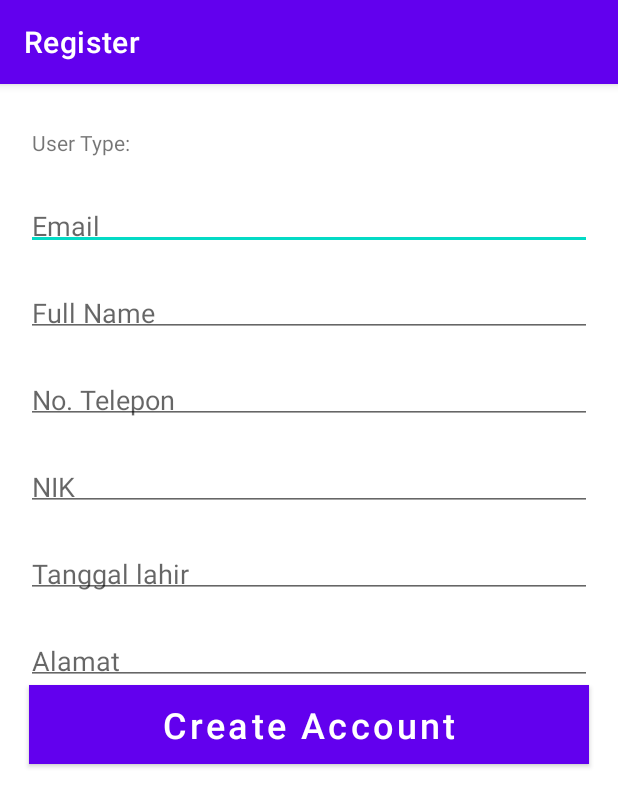
After one commit to szwtron/isihape, an Android app: the RegisterPage2 screen opened directly, with no data from a screen before it, on a phone screen of 412 x 824 dp. The commit adds this screen. Shown: the top 807 px of the screen. Run offline under Robolectric (Android 15) with nearby library versions, the phone set to English and light mode, and no system bars; our stand-ins replace Firebase (no records; nobody signed in at launch, a user with empty details on screens opened directly).

Commit message:
Add register page 2

```diff
--- a/app/src/main/AndroidManifest.xml
+++ b/app/src/main/AndroidManifest.xml
@@ -11,6 +11,9 @@
         android:roundIcon="@mipmap/ic_launcher_round"
         android:supportsRtl="true"
         android:theme="@style/Theme.Isihape">
+        <activity
+            android:name=".RegisterPage2"
+            android:exported="true" />
         <activity
             android:name=".TambahDokter"
             android:exported="true" />
--- a/app/src/main/java/id/ac/umn/isihape/RegisterPage.java
+++ b/app/src/main/java/id/ac/umn/isihape/RegisterPage.java
@@ -79,36 +79,18 @@ public class RegisterPage extends AppCompatActivity {
         if(TextUtils.isEmpty(email)){
             Toast.makeText(this, "Please enter email. . .", Toast.LENGTH_SHORT).show();
         }
-        if(TextUtils.isEmpty(password)){
+        else if(TextUtils.isEmpty(password)){
             Toast.makeText(this, "Please enter password. . .", Toast.LENGTH_SHORT).show();
         }
+        else if(TextUtils.isEmpty(userType)){
+            Toast.makeText(this, "Please choose user type. . .", Toast.LENGTH_SHORT).show();
+        }
         else {
-            loadingBar.setTitle("Creating new account");
-            loadingBar.setMessage("Please wait, while we are creating new account for you. . .");
-            loadingBar.setCanceledOnTouchOutside(true);
-            loadingBar.show();
-
-            mAuth.createUserWithEmailAndPassword(email, password).addOnCompleteListener(new OnCompleteListener<AuthResult>() {
-                @Override
-                public void onComplete(@NonNull Task<AuthResult> task) {
-                    if(task.isSuccessful()){
-                        Log.d("database", RootRef.getRoot().toString());
-                        String currentUserID = mAuth.getCurrentUser().getUid();
-                        HashMap<String, String> usersMap = new HashMap<>();
-                        usersMap.put("userType", userType);
-
-                        RootRef.child("Users").child(currentUserID).setValue(usersMap);
-
-                        SendUserToMainActivity();
-                        Toast.makeText(RegisterPage.this, "Account created successfuly", Toast.LENGTH_SHORT).show();
-                        loadingBar.dismiss();
-                    } else {
-                        String message = task.getException().toString();
-                        Toast.makeText(RegisterPage.this, "Error: " + message, Toast.LENGTH_LONG).show();
-                        loadingBar.dismiss();
-                    }
-                }
-            });
+            Intent myIntent = new Intent(this, RegisterPage2.class);
+            myIntent.putExtra("email",email);
+            myIntent.putExtra("password",password);
+            myIntent.putExtra("userType",userType);
+            startActivity(myIntent);
         }
     }
 
--- /dev/null
+++ b/app/src/main/java/id/ac/umn/isihape/RegisterPage2.java
@@ -0,0 +1,177 @@
+package id.ac.umn.isihape;
+
+import androidx.annotation.NonNull;
+import androidx.appcompat.app.AppCompatActivity;
+
+import android.app.DatePickerDialog;
+import android.app.ProgressDialog;
+import android.content.Intent;
+import android.os.Bundle;
+import android.text.Editable;
+import android.text.TextUtils;
+import android.text.TextWatcher;
+import android.util.Log;
+import android.view.View;
+import android.widget.Button;
+import android.widget.DatePicker;
+import android.widget.EditText;
+import android.widget.TextView;
+import android.widget.Toast;
+
+import com.google.android.gms.tasks.OnCompleteListener;
+import com.google.android.gms.tasks.Task;
+import com.google.firebase.auth.AuthResult;
+import com.google.firebase.auth.FirebaseAuth;
+import com.google.firebase.database.DatabaseReference;
+import com.google.firebase.database.FirebaseDatabase;
+
+import java.text.SimpleDateFormat;
+import java.util.Calendar;
+import java.util.HashMap;
+import java.util.Locale;
+
+public class RegisterPage2 extends AppCompatActivity {
+
+    private TextView typeUser;
+    private String email, password, userType;
+    private Button registerBtn;
+    private FirebaseAuth mAuth;
+    private DatabaseReference RootRef;
+    private EditText userName, userTelp, userNIK, userLahir, userAlamat, userEmail;
+    private ProgressDialog loadingBar;
+    final Calendar myCalendar = Calendar.getInstance();
+
+    @Override
+    protected void onCreate(Bundle savedInstanceState) {
+        super.onCreate(savedInstanceState);
+        setContentView(R.layout.activity_register_page2);
+        setTitle("Register");
+        mAuth = FirebaseAuth.getInstance();
+        //RootRef = FirebaseDatabase.getInstance().getReference();
+        RootRef = FirebaseDatabase.getInstance("https://"+"isihape-441d5-default-rtdb"+".asia-southeast1."+"firebasedatabase.app").getReference();
+        Intent myIntent = getIntent();
+        email = myIntent.getStringExtra("email");
+        password= myIntent.getStringExtra("password");
+        userType= myIntent.getStringExtra("userType");
+
+        typeUser= (TextView) findViewById(R.id.userType);
+        typeUser.setText(userType);
+        InitializeFields();
+        userEmail.setText(email);
+
+        DatePickerDialog.OnDateSetListener date = new DatePickerDialog.OnDateSetListener() {
+
+            @Override
+            public void onDateSet(DatePicker view, int year, int monthOfYear,
+                                  int dayOfMonth) {
+                // TODO Auto-generated method stub
+                myCalendar.set(Calendar.YEAR, year);
+                myCalendar.set(Calendar.MONTH, monthOfYear);
+                myCalendar.set(Calendar.DAY_OF_MONTH, dayOfMonth);
+                updateLabel();
+            }
+
+        };
+
+        userLahir.setOnClickListener(new View.OnClickListener() {
+            @Override
+            public void onClick(View v) {
+                // TODO Auto-generated method stub
+                new DatePickerDialog(RegisterPage2.this, date, myCalendar
+                        .get(Calendar.YEAR), myCalendar.get(Calendar.MONTH),
+                        myCalendar.get(Calendar.DAY_OF_MONTH)).show();
+            }
+        });
+
+        registerBtn.setOnClickListener(new View.OnClickListener() {
+            @Override
+            public void onClick(View view) {
+                CreateNewAccount();
+            }
+        });
+    }
+
+    private void CreateNewAccount() {
+        String name =userName.getText().toString();
+        String notelp =userTelp.getText().toString();
+        String nik =userNIK.getText().toString();
+        String tanggalLahir =userLahir.getText().toString();
+        String alamat =userAlamat.getText().toString();
+        email = userEmail.getText().toString();
+        if(TextUtils.isEmpty(name)){
+            Toast.makeText(this, "Please enter name. . .", Toast.LENGTH_SHORT).show();
+        }
+        else if(TextUtils.isEmpty(notelp)){
+            Toast.makeText(this, "Please enter no telepon. . .", Toast.LENGTH_SHORT).show();
+        }
+        else if(TextUtils.isEmpty(nik)){
+            Toast.makeText(this, "Please enter NIK. . .", Toast.LENGTH_SHORT).show();
+        }
+        else if(TextUtils.isEmpty(tanggalLahir)){
+            Toast.makeText(this, "Please enter tanggal lahir. . .", Toast.LENGTH_SHORT).show();
+        }
+        else if(TextUtils.isEmpty(alamat)){
+            Toast.makeText(this, "Please enter alamat. . .", Toast.LENGTH_SHORT).show();
+        }
+        else{
+            loadingBar.setTitle("Creating new account");
+            loadingBar.setMessage("Please wait, while we are creating new account for you. . .");
+            loadingBar.setCanceledOnTouchOutside(true);
+            loadingBar.show();
+
+            mAuth.createUserWithEmailAndPassword(email, password).addOnCompleteListener(new OnCompleteListener<AuthResult>() {
+                @Override
+                public void onComplete(@NonNull Task<AuthResult> task) {
+                    if(task.isSuccessful()){
+                        Log.d("database", RootRef.getRoot().toString());
+                        String currentUserID = mAuth.getCurrentUser().getUid();
+                        HashMap<String, Object> usersMap = new HashMap<>();
+                        usersMap.put("userType", userType);
+                        usersMap.put("name", userName.getText().toString());
+                        usersMap.put("notelp", userTelp.getText().toString());
+                        usersMap.put("NIK", userNIK.getText().toString());
+                        usersMap.put("tanggalLahir", userLahir.getText().toString());
+                        usersMap.put("alamat", userAlamat.getText().toString());
+
+                        RootRef.child("Users").child(currentUserID).setValue(usersMap);
+
+                        SendUserToMainActivity();
+                        Toast.makeText(RegisterPage2.this, "Account created successfuly", Toast.LENGTH_SHORT).show();
+                        loadingBar.dismiss();
+                    } else {
+                        String message = task.getException().toString();
+                        Toast.makeText(RegisterPage2.this, "Error: " + message, Toast.LENGTH_LONG).show();
+                        loadingBar.dismiss();
+                    }
+                }
+            });
+        }
+
+    }
+
+    private void InitializeFields() {
+        registerBtn = (Button) findViewById(R.id.register_button2);
+        userName = (EditText) findViewById(R.id.register_name);
+        userTelp = (EditText) findViewById(R.id.register_notelp);
+        userNIK = (EditText) findViewById(R.id.register_nik);
+        userLahir = (EditText) findViewById(R.id.register_lahir);
+        userAlamat = (EditText) findViewById(R.id.register_alamat);
+        userEmail = (EditText) findViewById(R.id.register_email);
+        loadingBar = new ProgressDialog(this);
+
+    }
+
+    private void updateLabel() {
+        String myFormat = "MM/dd/yy"; //In which you need put here
+        SimpleDateFormat sdf = new SimpleDateFormat(myFormat, Locale.US);
+
+        userLahir.setText(sdf.format(myCalendar.getTime()));
+    }
+
+    private void SendUserToMainActivity() {
+        Intent mainIntent = new Intent(this, MainActivity.class);
+        mainIntent.addFlags(Intent.FLAG_ACTIVITY_NEW_TASK | Intent.FLAG_ACTIVITY_CLEAR_TASK);
+        startActivity(mainIntent);
+        finish();
+    }
+}
--- /dev/null
+++ b/app/src/main/res/layout/activity_register_page2.xml
@@ -0,0 +1,132 @@
+<?xml version="1.0" encoding="utf-8"?>
+<RelativeLayout xmlns:android="http://schemas.android.com/apk/res/android"
+    xmlns:app="http://schemas.android.com/apk/res-auto"
+    xmlns:tools="http://schemas.android.com/tools"
+    android:layout_width="match_parent"
+    android:layout_height="match_parent"
+    tools:context=".RegisterPage">
+
+<!--    <ImageView-->
+<!--        android:id="@+id/loginImage"-->
+<!--        android:layout_width="match_parent"-->
+<!--        android:layout_height="250dp"/>-->
+    <LinearLayout
+        android:id="@+id/linear"
+        android:layout_width="match_parent"
+        android:layout_height="wrap_content"
+        android:orientation="horizontal">
+
+        <TextView
+            android:layout_width="wrap_content"
+            android:layout_height="wrap_content"
+            android:layout_alignParentStart="true"
+            android:layout_marginLeft="17dp"
+            android:layout_marginTop="25dp"
+            android:layout_marginRight="17dp"
+            android:padding="4dp"
+            android:text="User Type: " />
+
+        <TextView
+            android:id="@+id/userType"
+            android:layout_width="match_parent"
+            android:layout_height="wrap_content"
+            android:layout_marginLeft="17dp"
+            android:layout_marginTop="25dp"
+            android:layout_marginRight="17dp"
+            android:padding="4dp"
+/>
+    </LinearLayout>
+    <EditText
+        android:id="@+id/register_email"
+        android:layout_width="match_parent"
+        android:layout_height="wrap_content"
+        android:layout_below="@id/linear"
+        android:layout_alignParentStart="true"
+        android:hint="Email"
+        android:inputType="textEmailAddress"
+        android:padding="4dp"
+        android:layout_marginTop="25dp"
+        android:layout_marginLeft="17dp"
+        android:layout_marginRight="17dp"/>
+    <EditText
+        android:id="@+id/register_name"
+        android:layout_width="match_parent"
+        android:layout_height="wrap_content"
+        android:layout_below="@id/register_email"
+        android:layout_alignParentStart="true"
+        android:hint="Full Name"
+        android:inputType="textEmailAddress"
+        android:padding="4dp"
+        android:layout_marginTop="25dp"
+        android:layout_marginLeft="17dp"
+        android:layout_marginRight="17dp"/>
+    <EditText
+        android:id="@+id/register_notelp"
+        android:layout_width="match_parent"
+        android:layout_height="wrap_content"
+        android:layout_below="@id/register_name"
+        android:layout_alignParentStart="true"
+        android:layout_marginLeft="17dp"
+        android:layout_marginTop="25dp"
+        android:layout_marginRight="17dp"
+        android:hint="No. Telepon"
+        android:inputType="text"
+        android:padding="4dp" />
+    <EditText
+        android:id="@+id/register_nik"
+        android:layout_width="match_parent"
+        android:layout_height="wrap_content"
+        android:layout_below="@id/register_notelp"
+        android:layout_alignParentStart="true"
+        android:layout_marginLeft="17dp"
+        android:layout_marginTop="25dp"
+        android:layout_marginRight="17dp"
+        android:hint="NIK"
+        android:inputType="text"
+        android:padding="4dp" />
+    <EditText
+        android:id="@+id/register_lahir"
+        android:layout_width="match_parent"
+        android:layout_height="wrap_content"
+        android:layout_below="@id/register_nik"
+        android:layout_alignParentStart="true"
+        android:hint="Tanggal lahir"
+        android:layout_marginLeft="17dp"
+        android:layout_marginTop="25dp"
+        android:layout_marginRight="17dp"
+        android:clickable="false"
+        android:cursorVisible="false"
+        android:focusable="false"
+        android:focusableInTouchMode="false"
+        android:padding="4dp" />
+
+    <EditText
+        android:id="@+id/register_alamat"
+        android:layout_width="match_parent"
+        android:layout_height="wrap_content"
+        android:layout_below="@id/register_lahir"
+        android:layout_alignParentStart="true"
+        android:layout_marginLeft="17dp"
+        android:layout_marginTop="25dp"
+        android:layout_marginRight="17dp"
+        android:hint="Alamat"
+        android:inputType="text"
+        android:padding="4dp" />
+
+    <Button
+        android:id="@+id/register_button2"
+        android:layout_width="match_parent"
+        android:layout_height="wrap_content"
+        android:layout_below="@+id/register_alamat"
+        android:layout_marginLeft="19dp"
+        android:layout_marginRight="19dp"
+        android:background="@drawable/buttons"
+        android:padding="4dp"
+        android:text="Create Account"
+        android:textAllCaps="false"
+        android:textColor="@color/cardview_light_background"
+        android:textSize="24sp" />
+
+   =
+
+</RelativeLayout>
```
